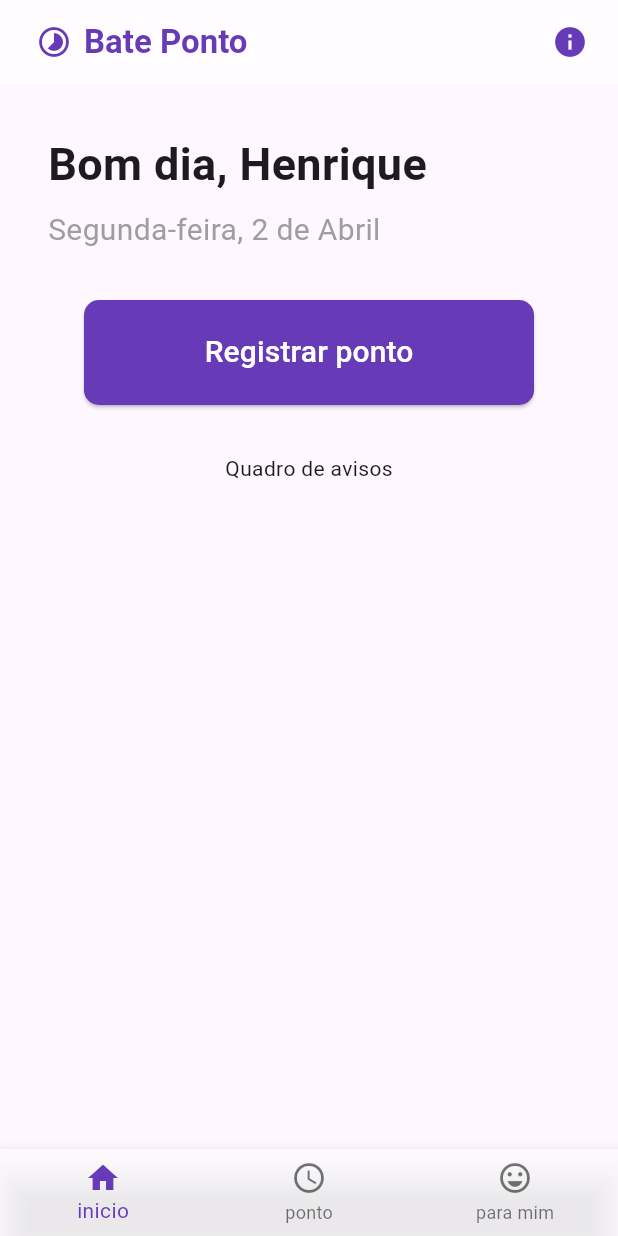
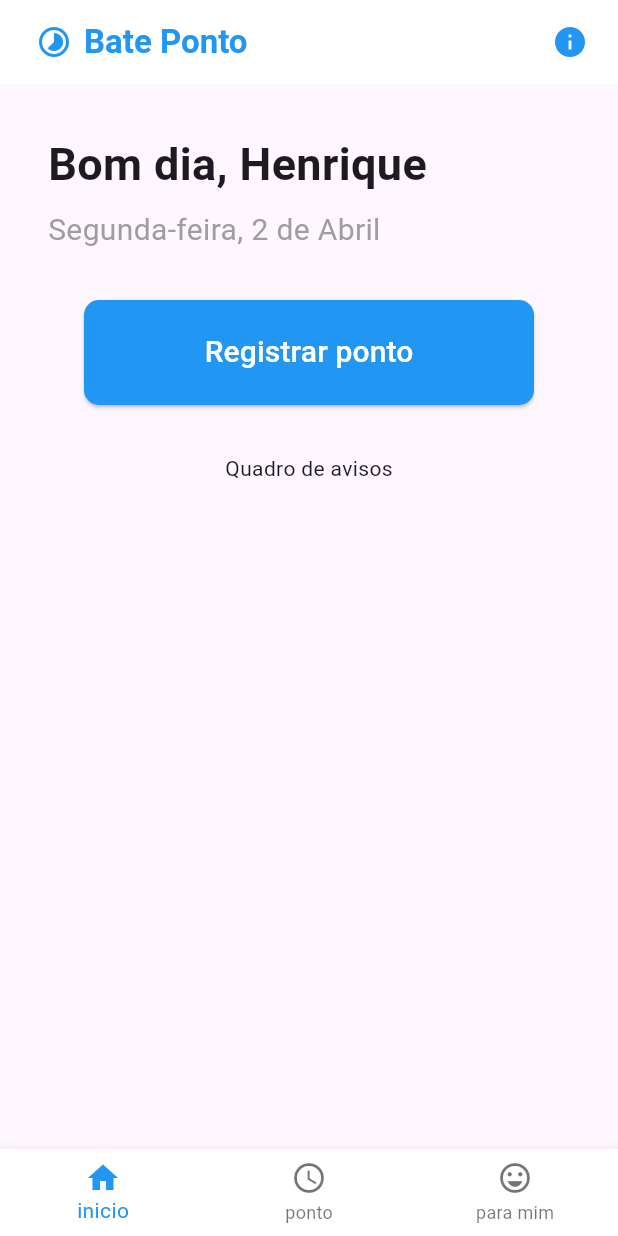
Before and after one commit to henriquenicolli/app_bate_ponto, a Flutter app: the screen it shows after launch, on a phone screen of 412 x 824 dp. Run offline on Flutter 3.47's test engine with Material 3 defaults, Android fonts, the phone set to English and light mode, and no system bars; our stand-ins replace flutter_map, latlong2, location; Roboto replaces fonts that are missing (NotoSans).

```diff
--- a/lib/src/configuration/app_layout_defaults.dart
+++ b/lib/src/configuration/app_layout_defaults.dart
@@ -1,9 +1,11 @@
 import 'package:flutter/material.dart';
 
 class AppLayoutDefaults {
-  static const Color primaryColor = Colors.white70;
-  static const Color secondaryColor = Colors.deepPurple;
+  static const Color primaryColor = Colors.white;
+  static const Color secondaryColor = Colors.blue;
   static const Color backgroundColor = Colors.white;
+  static const Color errorColor = Colors.red;
+  static const Color sucessColor = Colors.green;
 
   static const String fontFamily = 'NotoSans';
 
--- a/lib/src/pages/ponto_page.dart
+++ b/lib/src/pages/ponto_page.dart
@@ -71,9 +71,9 @@ class _PontoPageState extends State<PontoPage> {
               HorasExtrasCard(
                 registroPontoSnapshot: registroPontoSnapshot,
               ),
-              ResumoMesCard(
-                registroPontoSnapshot: registroPontoSnapshot,
-              ),
+              // ResumoMesCard(
+              //   registroPontoSnapshot: registroPontoSnapshot,
+              // ),
               const Spacer(flex: 9),
               const EspelhoPontoButton(),
             ],
--- a/lib/src/widgets/button/registrar_ponto_button.dart
+++ b/lib/src/widgets/button/registrar_ponto_button.dart
@@ -94,14 +94,14 @@ class RegistrarPontoApiCallDialog extends StatelessWidget {
         ScaffoldMessenger.of(context).showSnackBar(
           const SnackBar(
             content: Text('Ponto registrado com sucesso'),
-            backgroundColor: Colors.green,
+            backgroundColor: AppLayoutDefaults.sucessColor,
           ),
         );
       } else {
         ScaffoldMessenger.of(context).showSnackBar(
           const SnackBar(
             content: Text('Erro durante registro de ponto'),
-            backgroundColor: Colors.red,
+            backgroundColor: AppLayoutDefaults.errorColor,
           ),
         );
       }
@@ -109,7 +109,7 @@ class RegistrarPontoApiCallDialog extends StatelessWidget {
       ScaffoldMessenger.of(context).showSnackBar(
         const SnackBar(
           content: Text('Erro durante registro de ponto'),
-          backgroundColor: Colors.red,
+          backgroundColor: AppLayoutDefaults.errorColor,
         ),
       );
     }
--- a/lib/src/widgets/cards/horas_extras_card.dart
+++ b/lib/src/widgets/cards/horas_extras_card.dart
@@ -31,6 +31,9 @@ class _HorasExtrasCardState extends State<HorasExtrasCard> {
               ),
             ),
             SizedBox(height: 8),
+            Row(
+              mainAxisAlignment: MainAxisAlignment.spaceBetween,
+              children: [
                 Text(
                   "Horas extras realizadas:",
                   style: TextStyle(
@@ -44,6 +47,8 @@ class _HorasExtrasCardState extends State<HorasExtrasCard> {
                   ),
                 ),
               ],
+            )
+          ],
         ),
       ),
     );
```
Also changed, not shown: lib/src/model/registro_ponto_snapshot.dart (+4 -4 lines). Lines whose indentation alone changed are shown as unchanged.
